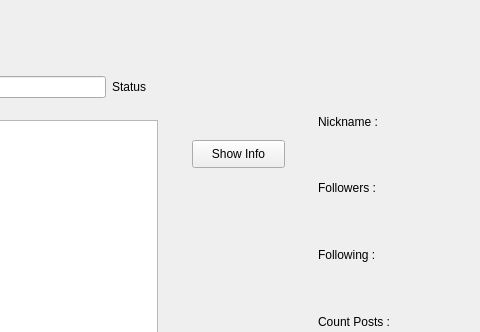
Before: the Qt Designer form my_project/insta_parser.ui in StasDzundza/Instagram-Photo-Parser-and-Image-Editor, drawn with Qt 5; both pictures show x 353 to 833 and y 0 to 332 of the 1096 by 696 pixel window.
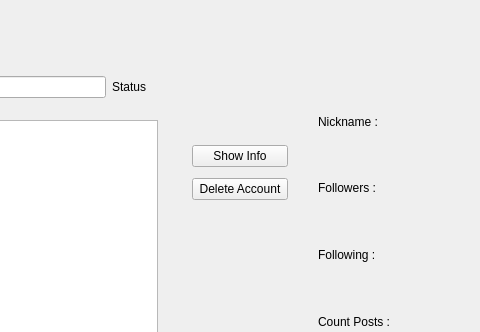
After: the same form once the commit is applied.

Commit message: added sort function,delete account button and checking correct reply from server

```diff
--- a/my_project/insta_parser.ui
+++ b/my_project/insta_parser.ui
@@ -83,19 +83,6 @@
     </rect>
    </property>
   </widget>
-  <widget class="QPushButton" name="show_info_button">
-   <property name="geometry">
-    <rect>
-     <x>545</x>
-     <y>140</y>
-     <width>93</width>
-     <height>28</height>
-    </rect>
-   </property>
-   <property name="text">
-    <string>Show Info</string>
-   </property>
-  </widget>
   <widget class="QTextBrowser" name="biography_text">
    <property name="geometry">
     <rect>
@@ -223,6 +210,32 @@
     </item>
    </layout>
   </widget>
+  <widget class="QWidget" name="">
+   <property name="geometry">
+    <rect>
+     <x>545</x>
+     <y>140</y>
+     <width>96</width>
+     <height>65</height>
+    </rect>
+   </property>
+   <layout class="QVBoxLayout" name="verticalLayout_3">
+    <item>
+     <widget class="QPushButton" name="show_info_button">
+      <property name="text">
+       <string>Show Info</string>
+      </property>
+     </widget>
+    </item>
+    <item>
+     <widget class="QPushButton" name="delete_account_button">
+      <property name="text">
+       <string>Delete Account</string>
+      </property>
+     </widget>
+    </item>
+   </layout>
+  </widget>
  </widget>
  <resources/>
  <connections/>
```
The commit also changes 2 other files.
